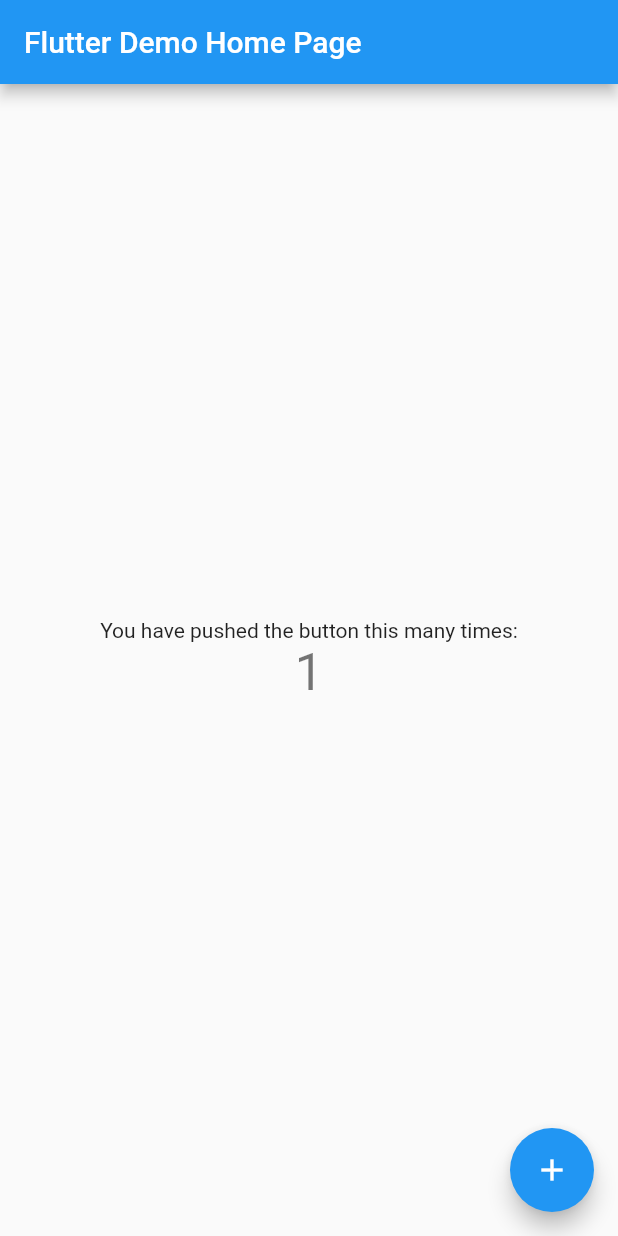
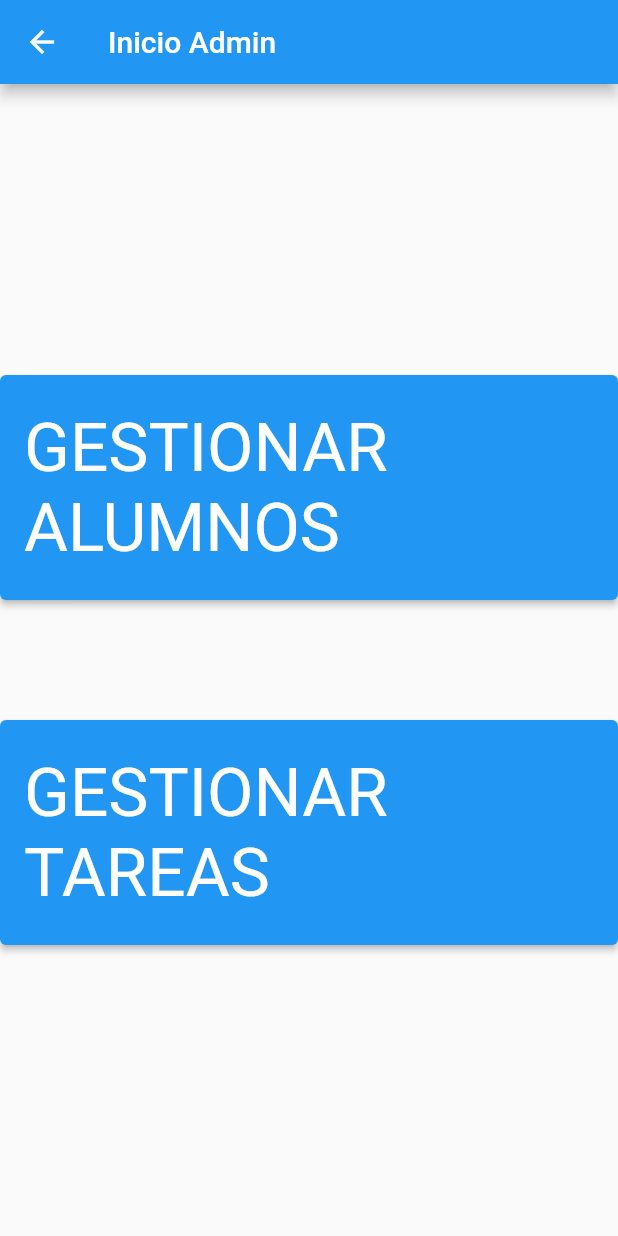
Before and after one commit to DGPAS/DGP_AS, a Flutter app: the screen it shows after launch, after a tap on the "add" icon, on a phone screen of 412 x 824 dp. Run offline on Flutter 3.47's test engine with Material 2 defaults, Android fonts, the phone set to English and light mode, and no system bars.

Commit message:
Botones gestionar

```diff
--- /dev/null
+++ b/Dability/lib/inicio_admin.dart
@@ -0,0 +1,62 @@
+import 'package:flutter/material.dart';
+
+class InicioAdmin extends StatefulWidget {
+  _InicioAdminState createState() => _InicioAdminState();
+}
+
+class _InicioAdminState extends State<InicioAdmin> {
+  final ButtonStyle style = ElevatedButton.styleFrom(
+    minimumSize: Size(250, 150),
+    textStyle: const TextStyle(fontSize: 45),
+    alignment: Alignment.center,
+  );
+
+  final ButtonStyle style_1 =
+    ElevatedButton.styleFrom(textStyle: const TextStyle(fontSize: 30),);
+
+  //        padding: EdgeInsets.symmetric(horizontal: 40, vertical: 30),);
+  final ButtonStyle style2 =
+    ElevatedButton.styleFrom(textStyle: const TextStyle(fontSize: 30),
+          padding: EdgeInsets.symmetric(horizontal: 30, vertical: 30),);
+
+  Widget build(BuildContext context) {
+    return Scaffold(
+      appBar: AppBar(
+        title: Text('Inicio Admin'),
+      ),
+      body:
+      Container(
+        child: Column(
+          mainAxisAlignment: MainAxisAlignment.center,
+          children: [
+            Container(
+                alignment: Alignment.center,
+                child: ElevatedButton(
+                  style: style,
+                  onPressed: () {
+                    // Acción cuando se presiona el primer botón
+                  },
+                 child: Text('GESTIONAR ALUMNOS'),
+                ),
+            ),
+            SizedBox(height: 80,),
+            Container(
+                alignment: Alignment.center,
+                child: ElevatedButton(
+                  style: style,
+                  onPressed: () {
+                    // Acción cuando se presiona el primer botón
+                  },
+                  child: Text('GESTIONAR TAREAS'),
+              ),
+            )
+          ],
+        ),
+
+
+
+      ),
+    );
+  }
+
+}
--- a/Dability/lib/main.dart
+++ b/Dability/lib/main.dart
@@ -1,4 +1,6 @@
 import 'package:flutter/material.dart';
+
+import 'inicio_admin.dart';
 
 void main() {
   runApp(const MyApp());
@@ -13,15 +15,6 @@ class MyApp extends StatelessWidget {
     return MaterialApp(
       title: 'Flutter Demo',
       theme: ThemeData(
-        // This is the theme of your application.
-        //
-        // Try running your application with "flutter run". You'll see the
-        // application has a blue toolbar. Then, without quitting the app, try
-        // changing the primarySwatch below to Colors.green and then invoke
-        // "hot reload" (press "r" in the console where you ran "flutter run",
-        // or simply save your changes to "hot reload" in a Flutter IDE).
-        // Notice that the counter didn't reset back to zero; the application
-        // is not restarted.
         primarySwatch: Colors.blue,
       ),
       home: const MyHomePage(title: 'Flutter Demo Home Page'),
@@ -31,15 +24,6 @@ class MyApp extends StatelessWidget {
 
 class MyHomePage extends StatefulWidget {
   const MyHomePage({super.key, required this.title});
-
-  // This widget is the home page of your application. It is stateful, meaning
-  // that it has a State object (defined below) that contains fields that affect
-  // how it looks.
-
-  // This class is the configuration for the state. It holds the values (in this
-  // case the title) provided by the parent (in this case the App widget) and
-  // used by the build method of the State. Fields in a Widget subclass are
-  // always marked "final".
 
   final String title;
 
@@ -71,13 +55,9 @@ class _MyHomePageState extends State<MyHomePage> {
     // than having to individually change instances of widgets.
     return Scaffold(
       appBar: AppBar(
-        // Here we take the value from the MyHomePage object that was created by
-        // the App.build method, and use it to set our appbar title.
         title: Text(widget.title),
       ),
       body: Center(
-        // Center is a layout widget. It takes a single child and positions it
-        // in the middle of the parent.
         child: Column(
           // Column is also a layout widget. It takes a list of children and
           // arranges them vertically. By default, it sizes itself to fit its
@@ -106,8 +86,12 @@ class _MyHomePageState extends State<MyHomePage> {
         ),
       ),
       floatingActionButton: FloatingActionButton(
-        onPressed: _incrementCounter,
-        tooltip: 'Increment',
+        onPressed: (){
+          Navigator.push(
+            context,
+            MaterialPageRoute(builder: (context) => InicioAdmin()),
+          );
+        },
         child: const Icon(Icons.add),
       ), // This trailing comma makes auto-formatting nicer for build methods.
     );
```
